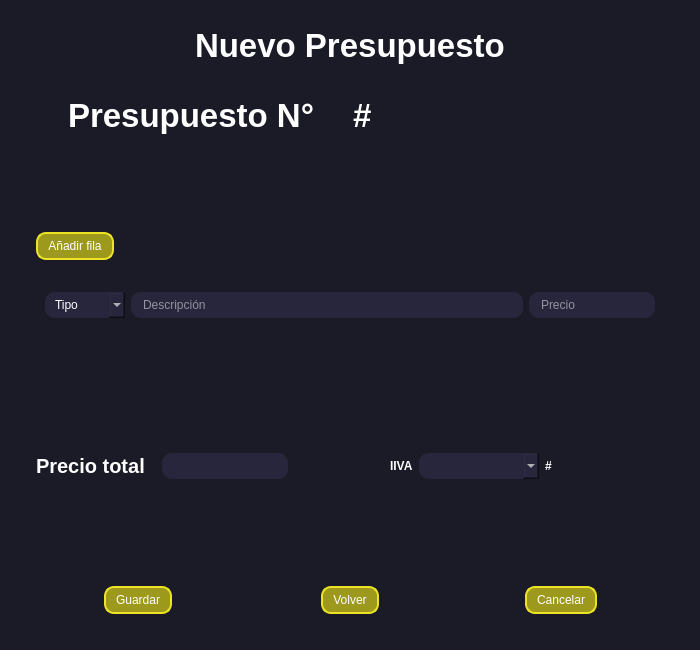
First picture: the form in UI/ui_newbudget.ui, repository DickinsonBP/BudgetInvoiceApp2.0, before the edit.
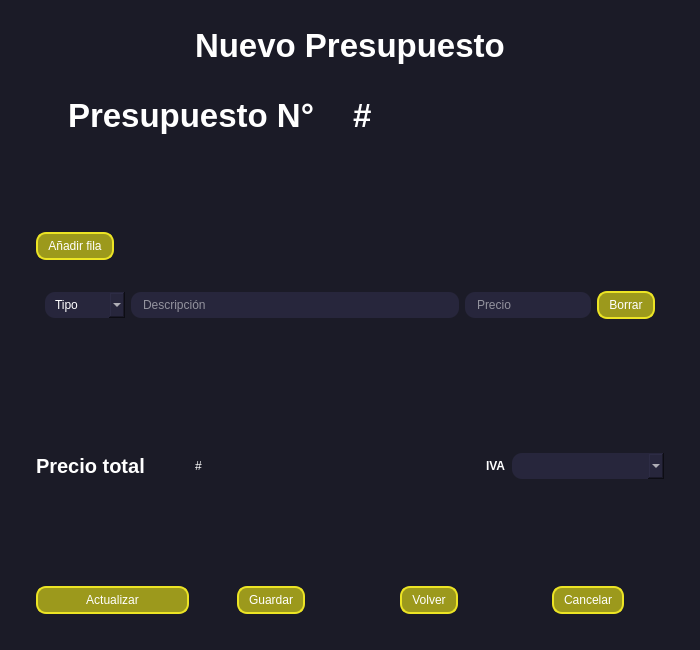
Second picture: the form after the edit. The open tabs and pages were chosen to show the change. Icons and pictures are not drawn. Custom widgets are drawn as their Qt base class.

```diff
--- a/UI/ui_newbudget.ui
+++ b/UI/ui_newbudget.ui
@@ -26,12 +26,7 @@
 #centralwidget{
 	background-color: #1b1b27;
 }
-QPushButton{
-	text-align: left;
-	padding: 5px 10px;
-	border-top-left-radius: 10px;
-	border-bottom-left-radius: 10px;
-}
+
 QLineEdit, QDateEdit, QComboBox, #btn_date{
 	padding: 5px 10px;
 	border-radius: 10px;
@@ -40,14 +35,12 @@
 
 QPushButton  {
 	border: 2px solid  #ece424 ;
-	border-radius: 10px;
-	text-align: center;
-}
-QPushButton  {
-	border: 2px solid  #ece424 ;
 	background-color: #9c991c ;
 	border-radius: 10px;
 	text-align: center;
+	padding: 5px 10px;
+	border-top-left-radius: 10px;
+	border-bottom-left-radius: 10px;
 }
  QPushButton:pressed   {
 	background-color: #9C995F ;
@@ -339,6 +332,13 @@
                      </property>
                     </widget>
                    </item>
+                   <item>
+                    <widget class="QPushButton" name="btn_deleteRow_1">
+                     <property name="text">
+                      <string>Borrar</string>
+                     </property>
+                    </widget>
+                   </item>
                   </layout>
                  </widget>
                 </item>
@@ -361,8 +361,12 @@
                   </property>
                  </widget>
                 </item>
-                <item alignment="Qt::AlignHCenter">
-                 <widget class="QLineEdit" name="line_total"/>
+                <item>
+                 <widget class="QLabel" name="label_total">
+                  <property name="text">
+                   <string>#</string>
+                  </property>
+                 </widget>
                 </item>
                 <item alignment="Qt::AlignRight">
                  <widget class="QLabel" name="label_11">
@@ -372,31 +376,35 @@
                    </font>
                   </property>
                   <property name="text">
-                   <string>IIVA</string>
+                   <string>IVA</string>
                   </property>
                  </widget>
                 </item>
                 <item>
                  <widget class="QComboBox" name="comboBox_vat"/>
                 </item>
-                <item>
-                 <widget class="QLabel" name="label_total">
-                  <property name="font">
-                   <font>
-                    <bold>true</bold>
-                   </font>
-                  </property>
-                  <property name="text">
-                   <string>#</string>
-                  </property>
-                 </widget>
-                </item>
                </layout>
               </widget>
              </item>
              <item alignment="Qt::AlignBottom">
               <widget class="QWidget" name="widget_8" native="true">
                <layout class="QHBoxLayout" name="horizontalLayout_6">
+                <item>
+                 <widget class="QPushButton" name="btn_updatePrice">
+                  <property name="cursor">
+                   <cursorShape>PointingHandCursor</cursorShape>
+                  </property>
+                  <property name="text">
+                   <string>Actualizar</string>
+                  </property>
+                  <property name="iconSize">
+                   <size>
+                    <width>24</width>
+                    <height>24</height>
+                   </size>
+                  </property>
+                 </widget>
+                </item>
                 <item alignment="Qt::AlignHCenter">
                  <widget class="QPushButton" name="btn_save">
                   <property name="cursor">
```
